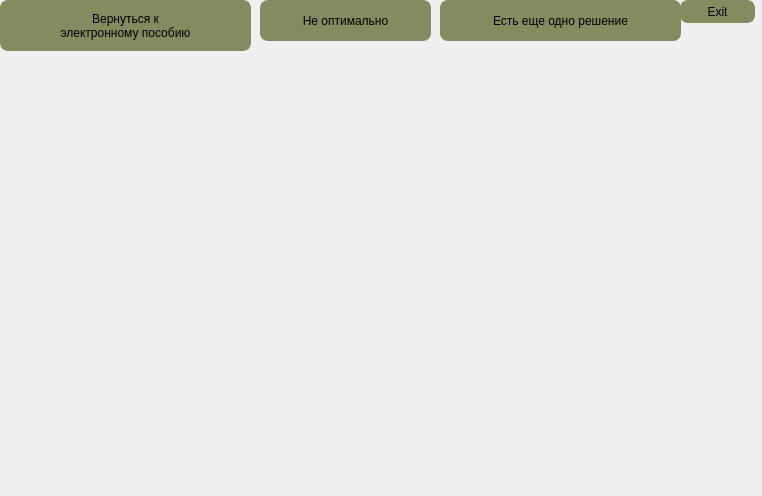
This is table.ui in Haveryx/SimplexMethod as Qt 5 draws it before an edit. The edited form follows.
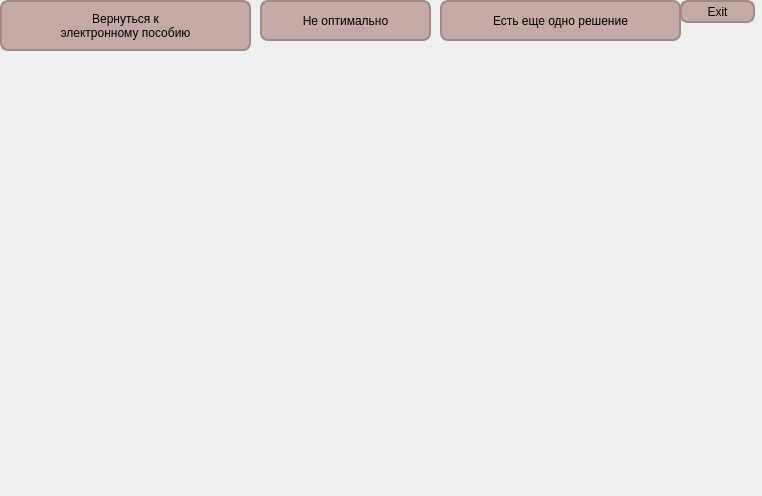
This is the edited form.

The edit to the form file:
```diff
--- a/table.ui
+++ b/table.ui
@@ -14,22 +14,29 @@
    <string>SimplexMethod</string>
   </property>
   <property name="styleSheet">
-   <string notr="true">QPushButton{
+   <string notr="true">Table{
+background-color: rgb(255, 240, 245);
+}
+QPushButton{
 border-radius:8px;
-border: 2px solid rgb(132, 139, 97);
-background-color: rgb(132, 139, 97);
+border: 2px solid rgb(163, 137, 131);
+background-color: rgb(196, 170, 164);
 	font: 75 18pt &quot;Times New Roman&quot;;
 }
 QPushButton::hover{
 border: 2px solid rgb(51, 107, 83);
 background-color: rgb(117, 174, 143);
 }
+
 QLabel{
 font: 75 18pt &quot;Times New Roman&quot;;
-background-color: rgb(212, 188, 181);
+/*background-color: rgb(212, 188, 181);*/
+background-color: rgb(236, 215, 210);
+border: 1px solid rgb(163, 137, 131);
 }
 QLineEdit{
 font: 75 18pt &quot;Times New Roman&quot;;
+border: 2px solid rgb(163, 137, 131);
 }</string>
   </property>
   <widget class="QPushButton" name="pushButton_2">
```
Left out of the diff: 4 changed lines with no effect on the pictures.
